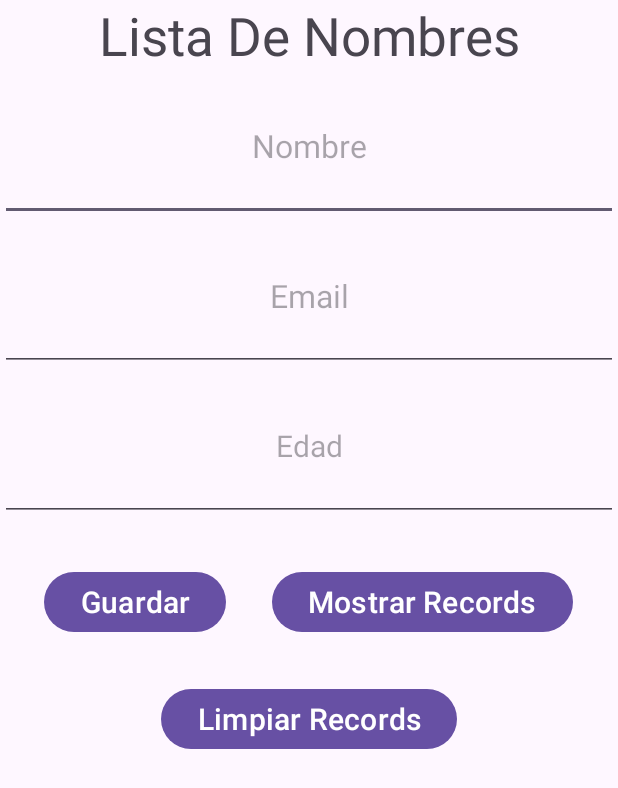
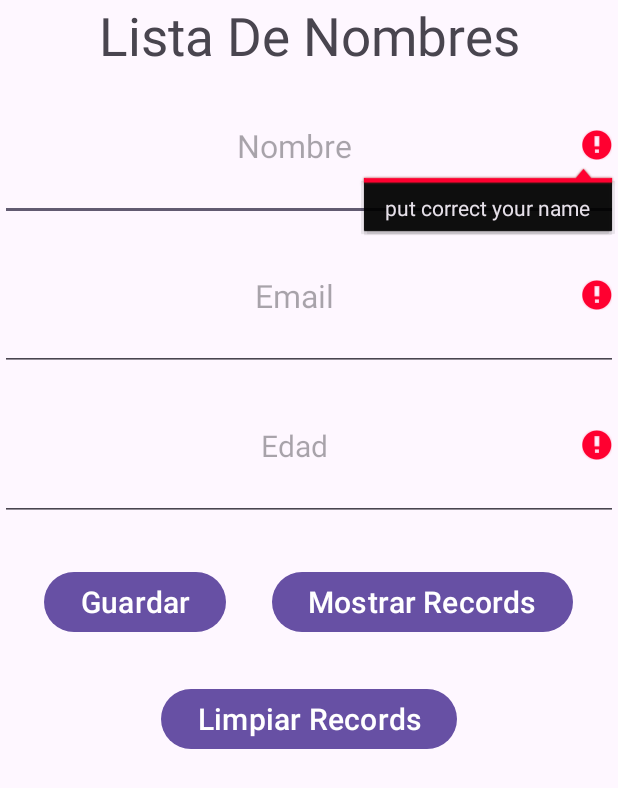
Before and after one commit to CarlitosDev2000/Exercises, an Android app: the screen it shows after launch (MainActivity), after a tap on "Guardar", on a phone screen of 412 x 824 dp. Shown: the top 788 px of the screen. Run offline under Robolectric (Android 15) with nearby library versions, the phone set to English and light mode, and no system bars.

Commit message:
carlos update 1/08/23

```diff
--- a/app/src/main/java/com/carloscordova/my_dialog_exercise/MainActivity.java
+++ b/app/src/main/java/com/carloscordova/my_dialog_exercise/MainActivity.java
@@ -20,14 +20,12 @@ public class MainActivity extends AppCompatActivity {
     private EditText emailEditText;
     private List<String> list;
 
-    private Toast toast;
     @SuppressLint("ResourceType")
     @Override
     protected void onCreate(Bundle savedInstanceState) {
         super.onCreate(savedInstanceState);
         Log.i(TAG, "++ ON CREATE ++");
         list = new ArrayList<>();
-        toast = new Toast(this);
         setContentView(R.layout.activity_main);
         saveButton = findViewById(R.id.save_data_button);
         showRecordsButton = findViewById(R.id.show_button);
@@ -35,12 +33,18 @@ public class MainActivity extends AppCompatActivity {
         ageEditText = findViewById(R.id.age_option);
         nameEditText = findViewById(R.id.name_option);
         emailEditText = findViewById(R.id.email_option);
-        saveButton.setOnClickListener(v -> saveFormValues());
-        showRecordsButton.setOnClickListener(view -> showDialod());
+        saveButton.setOnClickListener(v -> {
+            saveFormValues();
+
+        });
+        showRecordsButton.setOnClickListener(view -> showDialog());
         cleanRecordsButton.setOnClickListener(v -> {
-            toast.setText("Deleted records : " + list.size());
-            toast.show();
+            if (list.isEmpty()){
+                showToast("no records to show");
+            }else
+            showToast("Deleted records" + list.size());
             // TODO: do something with the variable list to clear all the items;
+            list.clear();
             assert list.isEmpty();
         });
     }
@@ -61,33 +65,34 @@ public class MainActivity extends AppCompatActivity {
         if(isValidEmail(emailString)) {
             isEmailValid = true;
         } else {
-            toast.setText("error message here for invalid email");
-            toast.show();
+            emailEditText.setError("put your true email");
         }
         if(isValidName(nameString)) {
             isNameValid = true;
         } else {
-            toast.setText("error message here for invalid name");
-            toast.show();
+            nameEditText.setError("put correct your name");
         }
         if(isAgeValid(ageString)) {
             isAgeValid = true;
         } else {
-            toast.setText("error message here for invalid age");
-            toast.show();
+            ageEditText.setError("put your real age");
         }
         if(isNameValid && isEmailValid && isAgeValid) {
             list.add(nameString + " : " + emailString + " : " + ageString);
+            showToast("Added records.");
             clearEditTextFields();
         }
     }
 
-    private void showDialod() {
+    private void showDialog() {
         StringBuilder sb = new StringBuilder();
         list.forEach( str-> {
             sb.append(str);
             sb.append("\n");
         });
+        if (sb.length() == 0) {
+            sb.append("No hay registros disponibles");
+        }
         AlertDialog.Builder builder = new AlertDialog.Builder(this);
         builder.setTitle("Records");
         builder.setMessage(sb.toString());
@@ -100,19 +105,39 @@ public class MainActivity extends AppCompatActivity {
         //TODO
         // validate here if email contains [@] and has at least one [.] character and length is at least 5 characters,
         // then resolve as true otherwise is false
-        return false;
+        if (!email.contains("@") && !email.contains(".")) {
+            showToast("Falta los simbolos @ o . en el email.");
+            return false;
+        } if (email.length() < 5 || email.length() > 40) {
+            showToast("El email debe tener entre 5 y 40 caracteres.");
+            return false;
+        }else
+            return true;
     }
     private boolean isValidName(String name){
         //TODO
         // validate here if name length is not empty , and has at least 3 characters
         // then resolve as true otherwise is false
-        return false;
+        if (name.length() >= 3 && name.length() <= 20){
+            return true;
+        }else
+            showToast("nombre debe tiene que tener de 3 a 20 caracteres");
+            return false;
     }
     private boolean isAgeValid(String age){
         //TODO
         // validate here if age is greater of equals thatn 18 and less than 99
         // then resolve as true otherwise is false
         // This is a string you need to parse it from string to int
-        return false;
+        try {
+            int ageValues = Integer.parseInt(age);
+            return ageValues >= 18 && ageValues < 99 && !age.isEmpty();
+        } catch (NumberFormatException ega){
+            showToast("numero incorrecto");
+            return false;
+        }
+    }
+    private void showToast(String toast) {
+        Toast.makeText(this, toast, Toast.LENGTH_SHORT).show();
     }
 }
```
